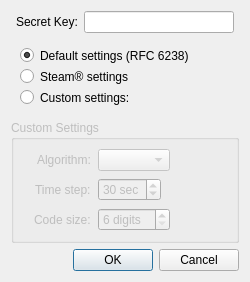
The window that src/gui/TotpSetupDialog.ui (keepassxreboot/keepassxc) describes before a commit, drawn with Qt 5.
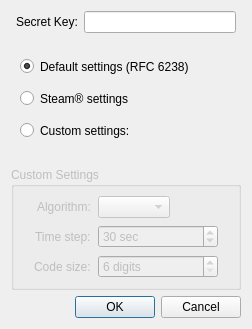
The same window after the commit.

Commit message: Add minimum sizes for QSpinBox widgets

```diff
--- a/src/gui/TotpSetupDialog.ui
+++ b/src/gui/TotpSetupDialog.ui
@@ -7,7 +7,7 @@
     <x>0</x>
     <y>0</y>
     <width>249</width>
-    <height>278</height>
+    <height>329</height>
    </rect>
   </property>
   <property name="windowTitle">
@@ -153,6 +153,18 @@
       </item>
       <item row="2" column="1">
        <widget class="QSpinBox" name="stepSpinBox">
+        <property name="sizePolicy">
+         <sizepolicy hsizetype="Preferred" vsizetype="Fixed">
+          <horstretch>0</horstretch>
+          <verstretch>0</verstretch>
+         </sizepolicy>
+        </property>
+        <property name="minimumSize">
+         <size>
+          <width>120</width>
+          <height>0</height>
+         </size>
+        </property>
         <property name="accessibleName">
          <string>Time step field</string>
         </property>
@@ -179,6 +191,18 @@
       </item>
       <item row="3" column="1">
        <widget class="QSpinBox" name="digitsSpinBox">
+        <property name="sizePolicy">
+         <sizepolicy hsizetype="Preferred" vsizetype="Fixed">
+          <horstretch>0</horstretch>
+          <verstretch>0</verstretch>
+         </sizepolicy>
+        </property>
+        <property name="minimumSize">
+         <size>
+          <width>120</width>
+          <height>0</height>
+         </size>
+        </property>
         <property name="suffix">
          <string> digits</string>
         </property>
```
The commit also changes 7 other files.
